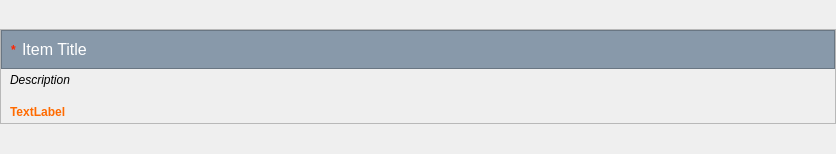
Old version of the form resources/form_item.ui in the repository lesca-research/piccel.
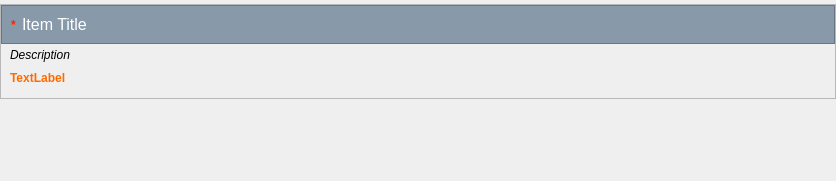
New version of the form.

Commit message: Finalize language switching. Add sheet properties, to especially handle sheet access level. Do not expose UI of sheets when access level not met

Patch:
```diff
--- a/resources/form_item.ui
+++ b/resources/form_item.ui
@@ -7,7 +7,7 @@
     <x>0</x>
     <y>0</y>
     <width>836</width>
-    <height>154</height>
+    <height>181</height>
    </rect>
   </property>
   <property name="sizePolicy">
@@ -38,7 +38,7 @@
    <property name="bottomMargin">
     <number>4</number>
    </property>
-   <item>
+   <item alignment="Qt::AlignTop">
     <widget class="QFrame" name="frame_2">
      <property name="sizePolicy">
       <sizepolicy hsizetype="Preferred" vsizetype="Fixed">
@@ -199,6 +199,40 @@
            </property>
           </widget>
          </item>
+         <item>
+          <widget class="QLabel" name="label_invalid_message">
+           <property name="sizePolicy">
+            <sizepolicy hsizetype="Preferred" vsizetype="Preferred">
+             <horstretch>0</horstretch>
+             <verstretch>0</verstretch>
+            </sizepolicy>
+           </property>
+           <property name="font">
+            <font>
+             <weight>75</weight>
+             <bold>true</bold>
+            </font>
+           </property>
+           <property name="styleSheet">
+            <string notr="true">color: rgb(255, 106, 0);</string>
+           </property>
+           <property name="frameShape">
+            <enum>QFrame::NoFrame</enum>
+           </property>
+           <property name="text">
+            <string>TextLabel</string>
+           </property>
+           <property name="alignment">
+            <set>Qt::AlignBottom|Qt::AlignLeading|Qt::AlignLeft</set>
+           </property>
+           <property name="wordWrap">
+            <bool>true</bool>
+           </property>
+           <property name="margin">
+            <number>4</number>
+           </property>
+          </widget>
+         </item>
          <item alignment="Qt::AlignLeft">
           <widget class="QFrame" name="frame_input">
            <property name="sizePolicy">
@@ -235,40 +269,6 @@
            </layout>
           </widget>
          </item>
-         <item>
-          <widget class="QLabel" name="label_invalid_message">
-           <property name="sizePolicy">
-            <sizepolicy hsizetype="Preferred" vsizetype="Preferred">
-             <horstretch>0</horstretch>
-             <verstretch>0</verstretch>
-            </sizepolicy>
-           </property>
-           <property name="font">
-            <font>
-             <weight>75</weight>
-             <bold>true</bold>
-            </font>
-           </property>
-           <property name="styleSheet">
-            <string notr="true">color: rgb(255, 106, 0);</string>
-           </property>
-           <property name="frameShape">
-            <enum>QFrame::NoFrame</enum>
-           </property>
-           <property name="text">
-            <string>TextLabel</string>
-           </property>
-           <property name="alignment">
-            <set>Qt::AlignBottom|Qt::AlignLeading|Qt::AlignLeft</set>
-           </property>
-           <property name="wordWrap">
-            <bool>true</bool>
-           </property>
-           <property name="margin">
-            <number>4</number>
-           </property>
-          </widget>
-         </item>
         </layout>
        </widget>
       </item>
```
The commit also changes 3 other files.
